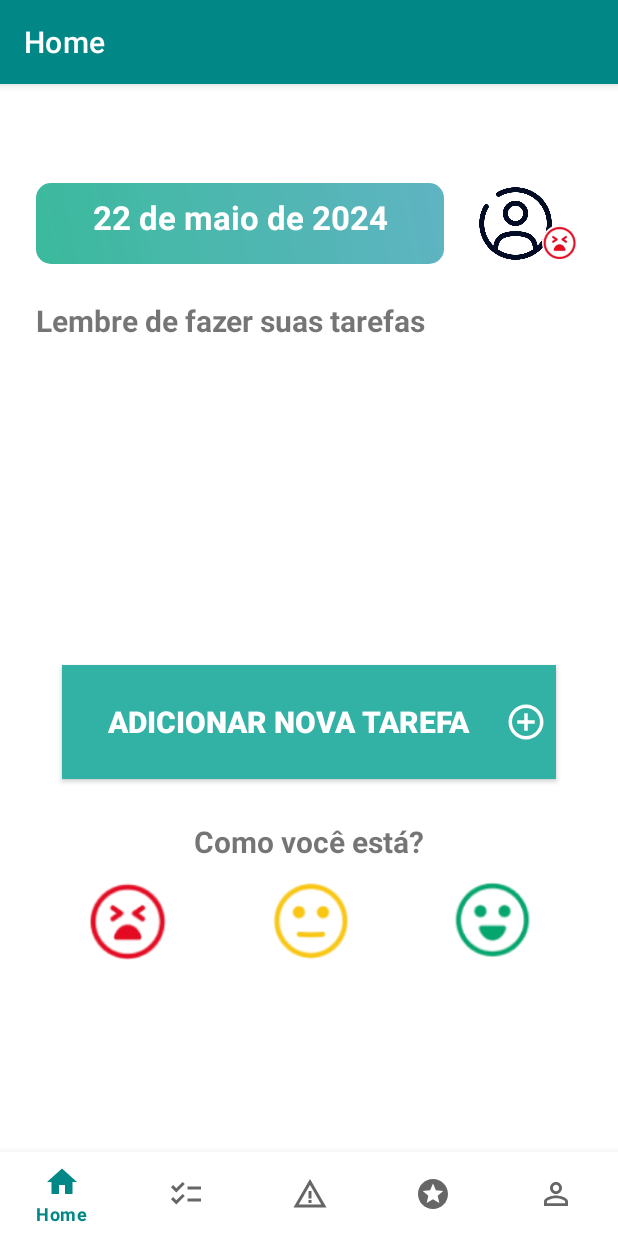
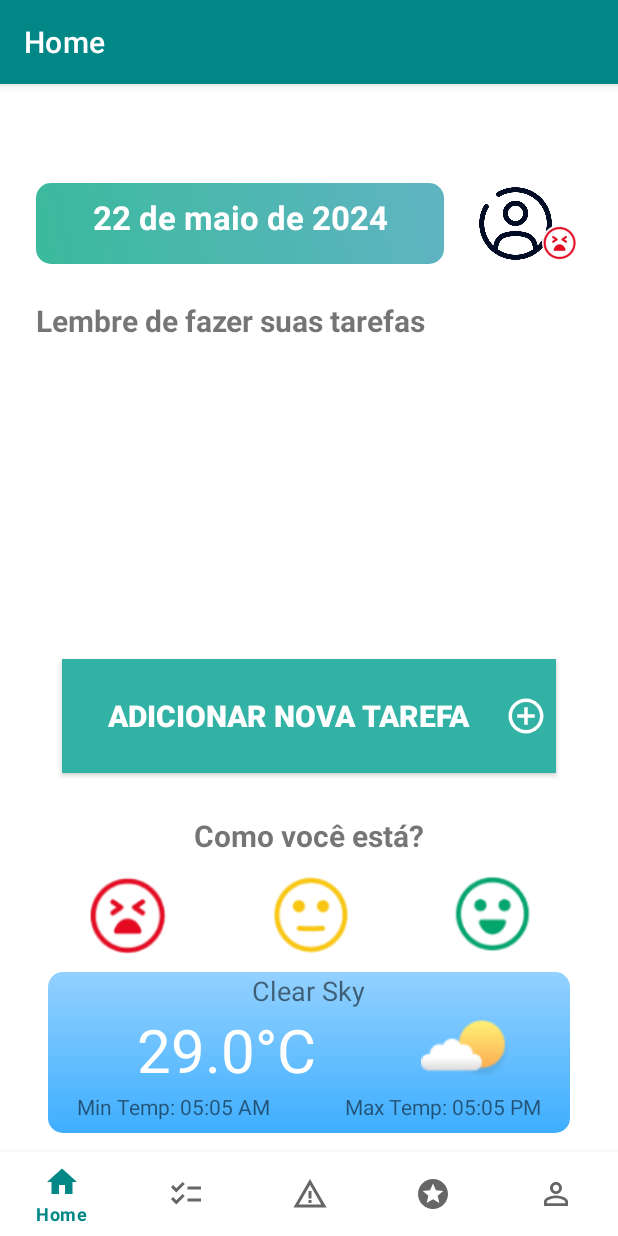
Before and after one commit to 2024-1-NADS3/Projeto1, an Android app: the HomeFragment screen opened directly, with no data from a screen before it, on a phone screen of 412 x 824 dp. Run offline under Robolectric (Android 15) with nearby library versions, the light colour scheme and no system bars; our stand-ins replace navigation-ui; network calls fail.

Commit message:
Layout progresso

```diff
--- a/src/Frontend/MyNavigation/app/src/main/java/com/example/mynavigation/ui/progresso/ProgressoFragment.java
+++ b/src/Frontend/MyNavigation/app/src/main/java/com/example/mynavigation/ui/progresso/ProgressoFragment.java
@@ -16,6 +16,7 @@ import android.widget.ArrayAdapter;
 
 import com.android.volley.Response;
 import com.android.volley.toolbox.Volley;
+import com.example.mynavigation.ClasseUsuarioLogado;
 import com.example.mynavigation.R;
 
 import org.json.JSONArray;
@@ -39,14 +40,15 @@ import com.android.volley.toolbox.JsonObjectRequest;
 
 public class ProgressoFragment extends Fragment {
     private ProgressBar progressBar;
+    private int idUsuario = ClasseUsuarioLogado.getIdUsuarioLogado();
 
     private TextView textTotalTarefa, textPorcentagem;
     private ListView listaTarefasFeitas;
 
-    private static final String BASE_URL = "https://vq4x7v-3000.csb.app/quantidadeTarefas/11";
-    private int idUsuario = 1;
+    private static final String BASE_URL = "https://vq4x7v-3000.csb.app";
+
     private int progress = 0;
-    private int total = 6;
+    private int total;
 
 
 
@@ -173,7 +175,7 @@ public class ProgressoFragment extends Fragment {
     }
 
     private void getTotalTasks(int idUsuario) {
-        String url = BASE_URL + "quantidadeTarefas?id_usuario=" + idUsuario;
+        String url = BASE_URL + "/quantidadeTarefas/" + idUsuario;
 
         JsonObjectRequest request = new JsonObjectRequest(Request.Method.GET, url, null,
                 new Response.Listener<JSONObject>() {
@@ -182,7 +184,7 @@ public class ProgressoFragment extends Fragment {
                         try {
                             //int total = response.getInt("total");
                             //textTotalTarefa.setText(total);
-                            int total = response.getInt("total");
+                            total = response.getInt("total");
                         } catch (JSONException e) {
                             e.printStackTrace();
                         }
--- a/src/Frontend/MyNavigation/app/src/main/res/layout/fragment_home.xml
+++ b/src/Frontend/MyNavigation/app/src/main/res/layout/fragment_home.xml
@@ -13,11 +13,12 @@
         android:layout_width="361dp"
         android:layout_height="172dp"
         android:layout_marginStart="33dp"
-        android:layout_marginTop="28dp"
+        android:layout_marginTop="24dp"
         android:layout_marginEnd="33dp"
         android:paddingStart="5dp"
         android:paddingEnd="5dp"
         app:layout_constraintEnd_toEndOf="parent"
+        app:layout_constraintHorizontal_bias="0.0"
         app:layout_constraintStart_toStartOf="parent"
         app:layout_constraintTop_toBottomOf="@+id/textView6"
         tools:ignore="MissingConstraints" />
@@ -158,6 +159,106 @@
         app:srcCompat="@drawable/normal"
         tools:ignore="MissingConstraints" />
 
+    <androidx.constraintlayout.widget.ConstraintLayout
+        android:id="@+id/constraintLayout2"
+        android:layout_width="348dp"
+        android:layout_height="107dp"
+        android:layout_marginTop="11dp"
+        android:background="@drawable/clima_background"
+        app:layout_constraintEnd_toEndOf="parent"
+        app:layout_constraintStart_toStartOf="parent"
+        app:layout_constraintTop_toBottomOf="@+id/normalButton">
+
+        <LinearLayout
+            android:id="@+id/overviewContainer"
+            android:layout_width="match_parent"
+            android:layout_height="match_parent"
+            android:layout_centerInParent="true"
+            android:backgroundTint="@color/teal_700"
+            android:orientation="vertical"
+            app:layout_constraintEnd_toEndOf="parent"
+            app:layout_constraintStart_toStartOf="parent"
+            app:layout_constraintTop_toTopOf="parent">
+
+
+            <TextView
+                android:id="@+id/status"
+                android:layout_width="wrap_content"
+                android:layout_height="wrap_content"
+                android:layout_gravity="center"
+                android:text="Clear Sky"
+                android:textSize="18dp" />
+
+            <LinearLayout
+                android:layout_width="match_parent"
+                android:layout_height="wrap_content"
+                android:gravity="center"
+                android:orientation="horizontal">
+
+                <TextView
+                    android:id="@+id/temp"
+                    android:layout_width="wrap_content"
+                    android:layout_height="wrap_content"
+                    android:layout_gravity="start"
+                    android:layout_marginStart="20dp"
+                    android:fontFamily="sans-serif-thin"
+                    android:text="29.0°C"
+                    android:textColor="@color/white"
+                    android:textSize="40sp"
+                    android:textStyle="bold" />
+
+                <Space
+                    android:layout_width="70dp"
+                    android:layout_height="wrap_content" />
+
+
+                <ImageView
+                    android:layout_width="60dp"
+                    android:layout_height="55dp"
+                    app:srcCompat="@drawable/icon_clima"></ImageView>
+            </LinearLayout>
+
+            <LinearLayout
+                android:layout_width="match_parent"
+                android:layout_height="wrap_content"
+                android:gravity="center"
+                android:orientation="horizontal">
+
+                <TextView
+                    android:id="@+id/temp_min"
+                    android:layout_width="wrap_content"
+                    android:layout_height="wrap_content"
+                    android:text="Min Temp: 05:05 AM" />
+
+                <Space
+                    android:layout_width="50dp"
+                    android:layout_height="wrap_content" />
+
+                <TextView
+                    android:id="@+id/temp_max"
+                    android:layout_width="wrap_content"
+                    android:layout_height="wrap_content"
+                    android:text="Max Temp: 05:05 PM" />
+            </LinearLayout>
+
+            <ProgressBar
+                android:id="@+id/loader"
+                android:layout_width="wrap_content"
+                android:layout_height="wrap_content"
+                android:layout_centerInParent="true"
+                android:visibility="gone" />
+
+            <TextView
+                android:id="@+id/errorText"
+                android:layout_width="wrap_content"
+                android:layout_height="wrap_content"
+                android:layout_centerInParent="true"
+                android:text="Something went wrong"
+                android:visibility="gone" />
+
+        </LinearLayout>
+    </androidx.constraintlayout.widget.ConstraintLayout>
+
     <Button
         android:id="@+id/btnNot"
         android:layout_width="wrap_content"
--- a/src/Frontend/MyNavigation/app/src/main/res/layout/fragment_tarefas.xml
+++ b/src/Frontend/MyNavigation/app/src/main/res/layout/fragment_tarefas.xml
@@ -12,6 +12,8 @@
         android:id="@+id/listaTarefas2"
         android:layout_width="403dp"
         android:layout_height="563dp"
+        android:layout_marginTop="35dp"
+        app:layout_constraintBottom_toBottomOf="parent"
         app:layout_constraintEnd_toEndOf="parent"
         app:layout_constraintStart_toStartOf="parent"
         app:layout_constraintTop_toTopOf="parent" />
@@ -28,5 +30,26 @@
         tools:layout_conversion_absoluteHeight="0dp"
         tools:layout_conversion_absoluteWidth="48dp" />
 
+    <TextView
+        android:id="@+id/textView7"
+        android:layout_width="wrap_content"
+        android:layout_height="wrap_content"
+        android:layout_marginStart="28dp"
+        android:text="Realize suas Tarefas"
+        android:textSize="26sp"
+        android:textStyle="bold"
+        app:layout_constraintStart_toStartOf="parent"
+        app:layout_constraintTop_toTopOf="parent" />
+
+    <TextView
+        android:id="@+id/textView10"
+        android:layout_width="279dp"
+        android:layout_height="41dp"
+        android:layout_marginStart="30dp"
+        android:text="Continue com o bom trabalhe e finalize algumas tarefas"
+        android:textSize="16sp"
+        app:layout_constraintStart_toStartOf="parent"
+        app:layout_constraintTop_toBottomOf="@+id/textView7" />
+
 
 </androidx.constraintlayout.widget.ConstraintLayout>
```
